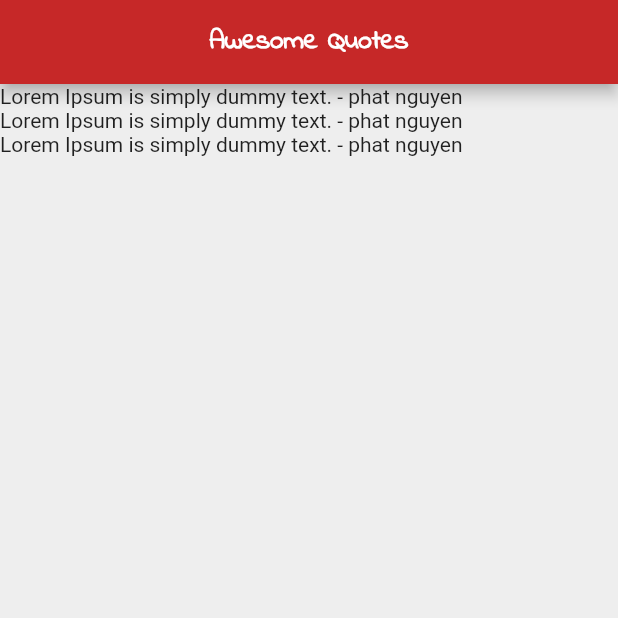
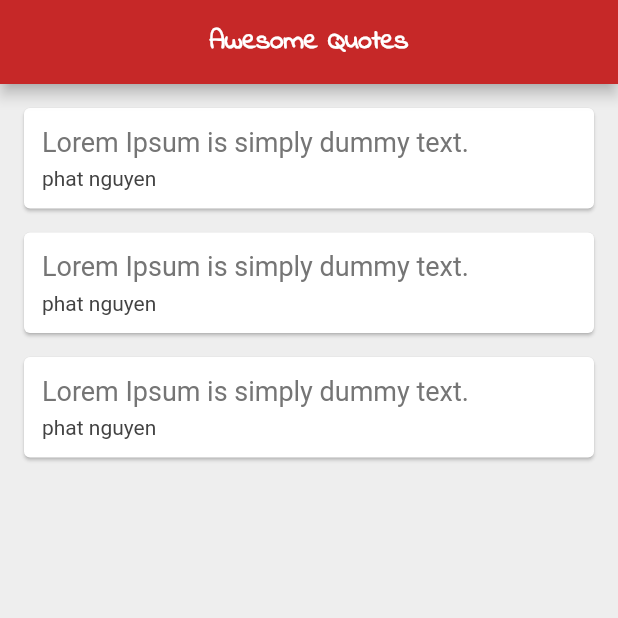
Before and after one commit to NguyenPhatBG/flutter-app-01, a Flutter app: the screen it shows after launch, on a phone screen of 412 x 824 dp, the top half of it. Run offline on Flutter 3.47's test engine with Material 2 defaults, Android fonts, the phone set to English and light mode, and no system bars.

Commit message:
card flutter

```diff
--- a/lib/main.dart
+++ b/lib/main.dart
@@ -16,6 +16,36 @@ class _QuoteListState extends State<QuoteList> {
     Quote(author: 'phat nguyen', text: 'Lorem Ipsum is simply dummy text.'),
     Quote(author: 'phat nguyen', text: 'Lorem Ipsum is simply dummy text.'),
   ];
+
+  Widget quoteTemplate(quote) {
+    return Card(
+      margin: EdgeInsets.fromLTRB(16.0, 16.0, 16.0, 0),
+      child: Padding(
+        padding: const EdgeInsets.all(12.0),
+        child: Column(
+          crossAxisAlignment: CrossAxisAlignment.stretch,
+          children: <Widget>[
+            Text(
+              quote.text,
+              style: TextStyle(
+                fontSize: 18.0,
+                color: Colors.grey[600],
+              ),
+            ),
+            SizedBox(height: 6.0),
+            Text(
+              quote.author,
+              style: TextStyle(
+                fontSize: 14.0,
+                color: Colors.grey[800],
+              ),
+            )
+          ],
+        ),
+      ),
+    );
+  }
+
   @override
   Widget build(BuildContext context) {
     return Scaffold(
@@ -33,7 +63,7 @@ class _QuoteListState extends State<QuoteList> {
         ),
       ),
       body: Column(
-        children: quotes.map((quote) => Text('${quote.text} - ${quote.author}')).toList(),
+        children: quotes.map((quote) => quoteTemplate(quote)).toList(),
       ),
     );
   }
```
